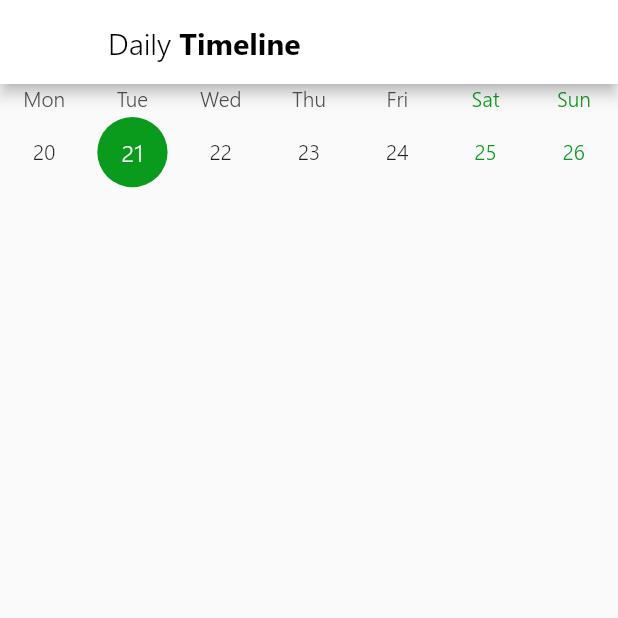
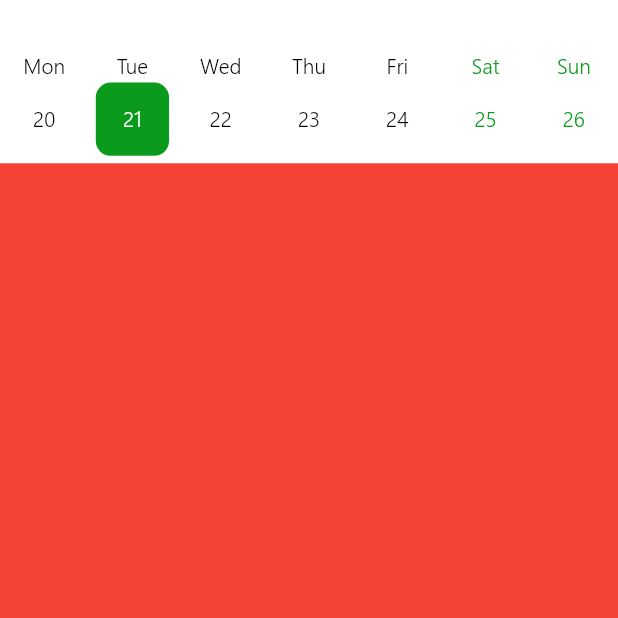
Before and after one commit to MioOgbeni/8Time, a Flutter app: the TimelineScreen screen opened by its route, on a phone screen of 412 x 824 dp, the top half of it. Run offline on Flutter 3.47's test engine with Material 2 defaults, Android fonts, the phone set to English and light mode, and no system bars; drawn by our look-alikes of table_calendar; our stand-ins replace bloc, cached_network_image, cloud_firestore, equatable, firebase_auth, flutter_bloc and 7 more; accounts and stored records are empty.

Commit message:
Table Calendar implemented

```diff
--- a/lib/pages/main/timeline/timeline_screen.dart
+++ b/lib/pages/main/timeline/timeline_screen.dart
@@ -19,45 +19,87 @@
     _calendarController = CalendarController();
   }
 
+  void goToToday() {
+    print("goToToday");
+    setState(() {
+      _calendarController.setSelectedDay(DateTime.now(), animate: true);
+    });
+  }
+
+  void someDaySelected(DateTime date) {
+    print("selected date: $date");
+    setState(() {
+      _calendarController.setSelectedDay(date, animate: true);
+    });
+  }
+
   @override
   Widget build(BuildContext context) {
     return Scaffold(
-      appBar: AppBar(
-        backgroundColor: Colors.white,
-        title: Row(
-          children: <Widget>[
-            Text(
-              "Daily ",
-              style: TextStyle(color: Colors.black),
-            ),
-            Text(
-              "Timeline",
-              style:
-                  TextStyle(color: Colors.black, fontWeight: FontWeight.bold),
-            ),
-          ],
-        ),
-      ),
+      backgroundColor: Colors.white,
       body: Center(
         child: Column(
           mainAxisAlignment: MainAxisAlignment.start,
           children: <Widget>[
+            Padding(
+              padding: EdgeInsets.symmetric(vertical: 17),
+            ),
             TableCalendar(
               calendarController: _calendarController,
               initialCalendarFormat: CalendarFormat.week,
               headerVisible: false,
-              formatAnimation: FormatAnimation.slide,
+              availableGestures: AvailableGestures.horizontalSwipe,
+              onDayLongPressed: (date, events) {
+                goToToday();
+              },
+              onDaySelected: (date, events) {
+                someDaySelected(date);
+              },
               startingDayOfWeek: StartingDayOfWeek.monday,
               daysOfWeekStyle: DaysOfWeekStyle(
+                weekdayStyle: TextStyle().copyWith(color: Colors.black),
                 weekendStyle: TextStyle().copyWith(color: primaryColor),
               ),
-              builders: CalendarBuilders(),
+              builders: CalendarBuilders(
+                todayDayBuilder: (context, date, events) =>
+                    Container(
+                      height: 5,
+                      margin: EdgeInsets.all(5.0),
+                      alignment: Alignment.center,
+                      decoration: BoxDecoration(
+                          color: primaryColor.withOpacity(0.2),
+                          borderRadius: BorderRadius.circular(10.0)),
+                      child: Text(
+                        date.day.toString(),
+                        style: TextStyle(color: Colors.black),
+                      ),
+                    ),
+                selectedDayBuilder: (context, date, events) =>
+                    Container(
+                      height: 5,
+                      margin: EdgeInsets.all(5.0),
+                      alignment: Alignment.center,
+                      decoration: BoxDecoration(
+                          color: primaryColor,
+                          borderRadius: BorderRadius.circular(10.0)),
+                      child: Text(
+                        date.day.toString(),
+                        style: TextStyle(color: Colors.white),
+                      ),
+                    ),
+              ),
               calendarStyle: CalendarStyle(
+                  weekdayStyle: TextStyle().copyWith(color: Colors.black),
                   weekendStyle: TextStyle().copyWith(color: primaryColor),
-                  todayColor: primaryColor.withOpacity(0.2),
-                  todayStyle: TextStyle(color: Colors.black),
-                  selectedColor: primaryColor,
-                  outsideDaysVisible: false),
+                  outsideDaysVisible: true,
+                  outsideStyle: TextStyle().copyWith(color: Colors.black26),
+                  outsideWeekendStyle: TextStyle()
+                      .copyWith(color: primaryColor.withOpacity(0.26))),
+            ),
+            Expanded(
+              child: Container(
+                color: Colors.red,
+              ),
             )
           ],
         ),
```
